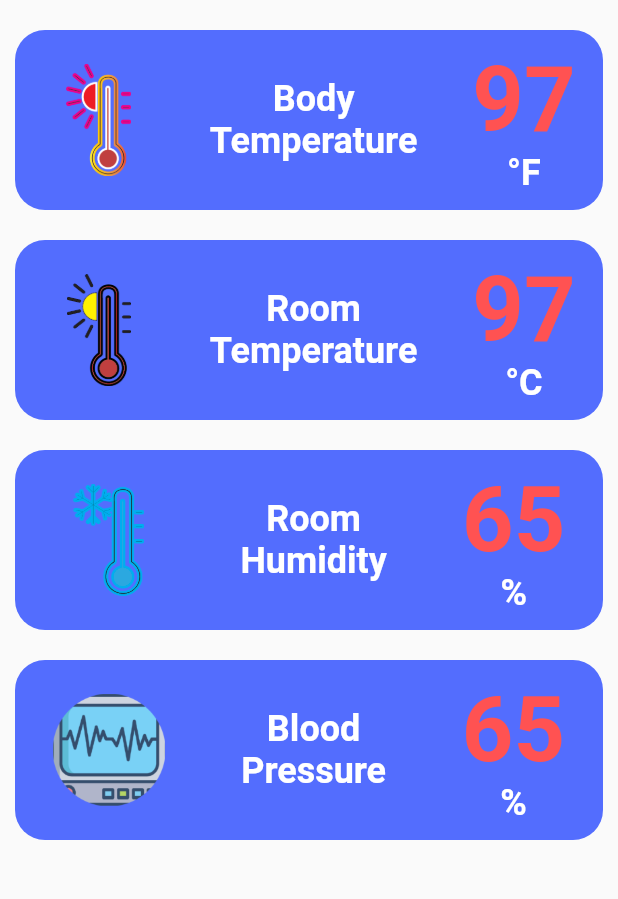
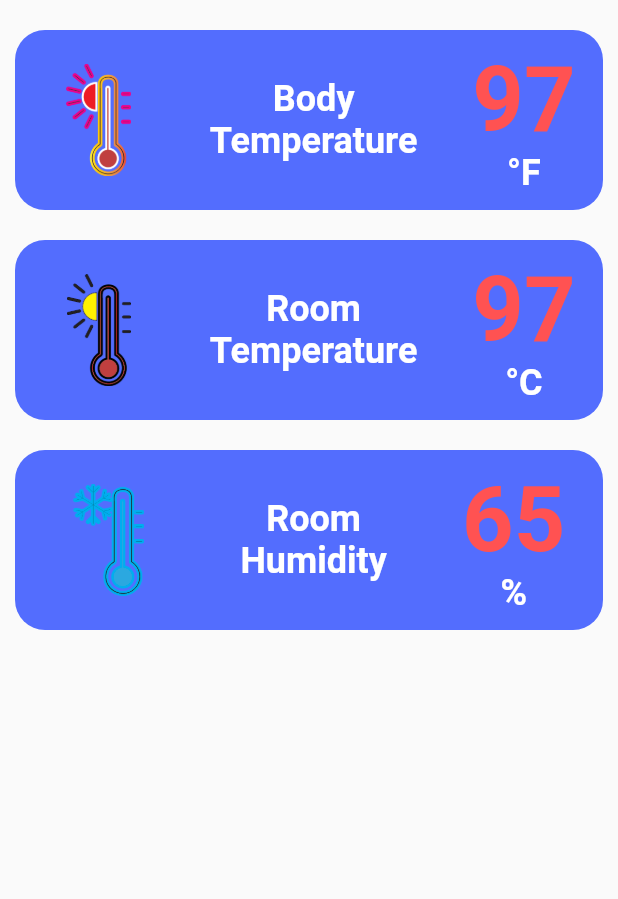
Before and after one commit to Alexander-mr-tech/Smart-Patient-Monitoring-System, a Flutter app: the HomeScreen screen opened directly, on a phone screen of 412 x 824 dp, the part 279-1178 px from its top. Run offline on Flutter 3.47's test engine with Material 2 defaults, Android fonts, the light colour scheme and no system bars; our stand-ins replace firebase_auth, firebase_core, flutter_spinkit, fluttertoast; missing offline and left inert: contactus, d_chart; accounts and stored records are empty.

Commit message:
Merge remote-tracking branch 'origin/master'
# Conflicts:
#	lib/home_screen.dart

```diff
--- a/lib/home_screen.dart
+++ b/lib/home_screen.dart
@@ -173,50 +173,50 @@ class _HomeScreenState extends State<HomeScreen> {
                     ],
                   ),
                 )),
-            Padding(
-                padding: const EdgeInsets.all(10.0),
-                child: Container(
-                  width: 400,
-                  height: 120,
-                  decoration: BoxDecoration(
-                    color: Colors.indigoAccent,
-                    borderRadius: BorderRadius.circular(20),
-                  ),
-                  child: Row(
-                    mainAxisAlignment: MainAxisAlignment.spaceAround,
-                    crossAxisAlignment: CrossAxisAlignment.center,
-                    children: [
-                      Image.asset("assets/images/ECG.png",
-                          height: 75, width: 75),
-                      const Text(
-                        "Blood\nPressure",textAlign: TextAlign.center,
-                        style: TextStyle(
-                            color: Colors.white,
-                            fontSize: 24,
-                            fontWeight: FontWeight.bold),
-                      ),
-                      const Column(
-                        mainAxisAlignment: MainAxisAlignment.center,
-                        children: [
-                          Text(
-                            "65",
-                            style: TextStyle(
-                                color: Colors.redAccent,
-                                fontSize: 60.0,
-                                fontWeight: FontWeight.bold),
-                          ),
-                          Text(
-                            "%",
-                            style: TextStyle(
-                                color: Colors.white,
-                                fontSize: 24.0,
-                                fontWeight: FontWeight.bold),
-                          ),
-                        ],
-                      ),
-                    ],
-                  ),
-                )),
+            // Padding(
+            //     padding: const EdgeInsets.all(10.0),
+            //     child: Container(
+            //       width: 400,
+            //       height: 120,
+            //       decoration: BoxDecoration(
+            //         color: Colors.indigoAccent,
+            //         borderRadius: BorderRadius.circular(20),
+            //       ),
+            //       child: Row(
+            //         mainAxisAlignment: MainAxisAlignment.spaceAround,
+            //         crossAxisAlignment: CrossAxisAlignment.center,
+            //         children: [
+            //           Image.asset("assets/images/ECG.png",
+            //               height: 75, width: 75),
+            //           const Text(
+            //             "Blood\nPressure",textAlign: TextAlign.center,
+            //             style: TextStyle(
+            //                 color: Colors.white,
+            //                 fontSize: 24,
+            //                 fontWeight: FontWeight.bold),
+            //           ),
+            //           const Column(
+            //             mainAxisAlignment: MainAxisAlignment.center,
+            //             children: [
+            //               Text(
+            //                 "65",
+            //                 style: TextStyle(
+            //                     color: Colors.redAccent,
+            //                     fontSize: 60.0,
+            //                     fontWeight: FontWeight.bold),
+            //               ),
+            //               Text(
+            //                 "%",
+            //                 style: TextStyle(
+            //                     color: Colors.white,
+            //                     fontSize: 24.0,
+            //                     fontWeight: FontWeight.bold),
+            //               ),
+            //             ],
+            //           ),
+            //         ],
+            //       ),
+            //     )),
           ],
         ),
       );
--- a/lib/main.dart
+++ b/lib/main.dart
@@ -1,6 +1,8 @@
 import 'package:flutter/material.dart';
 import 'package:firebase_core/firebase_core.dart';
 import 'package:smart_patient_monitoring_system/Splash_Screen.dart';
+
+import 'patient details.dart';
 
 Future main() async{
   WidgetsFlutterBinding.ensureInitialized();
@@ -17,7 +19,7 @@ class MyApp extends StatelessWidget {
     return const MaterialApp(
       debugShowCheckedModeBanner: false,
       title: 'Flutter Demo',
-      home: SplashScreen(),
+      home:SplashScreen(),
     );
   }
 }
```
Also changed, not shown: lib/drawer.dart (+18 -0 lines), lib/patient details.dart (added, +203 -0 lines), lib/sign_in_screen.dart (+25 -13 lines), lib/sign_up.dart (+25 -13 lines).
